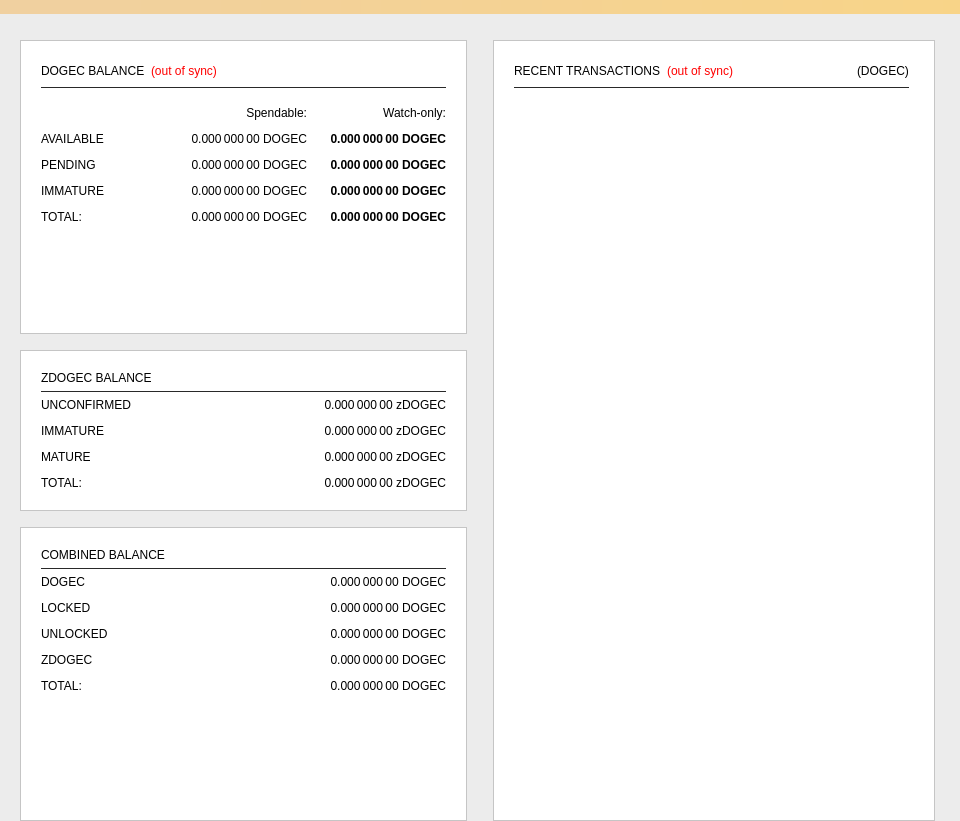
Old version of the form src/qt/forms/overviewpage.ui in the repository dogecash/dogecash-oldchain.
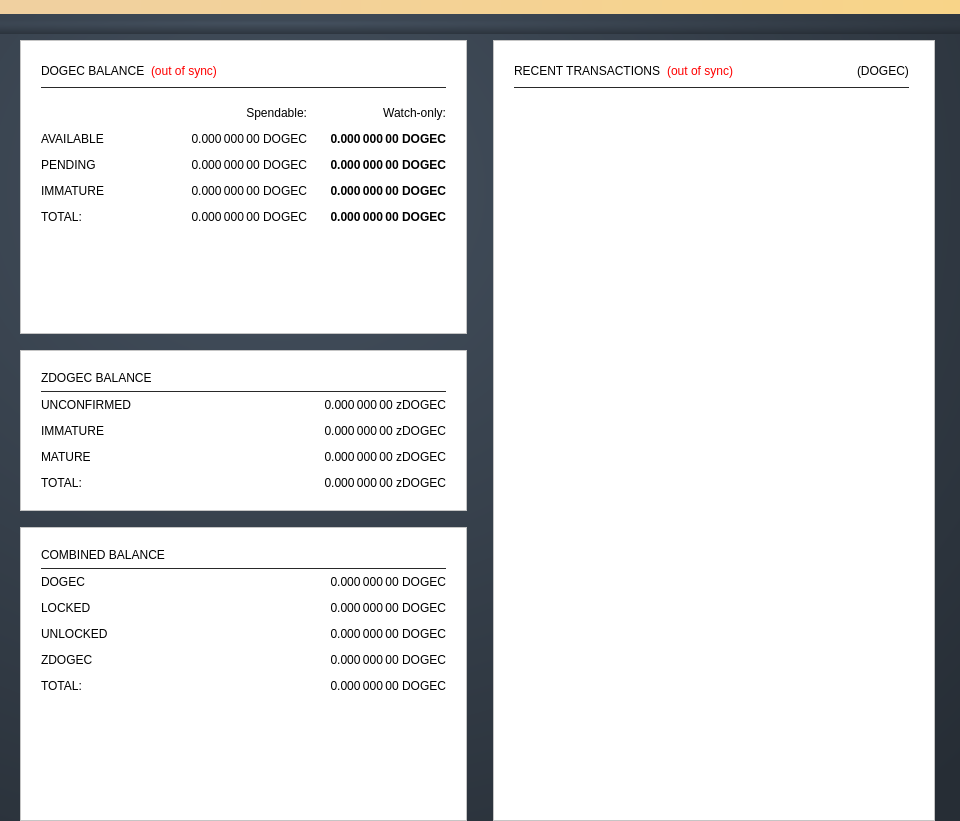
New version of the form. Icons and pictures are not drawn.

Patch:
```diff
--- a/src/qt/forms/overviewpage.ui
+++ b/src/qt/forms/overviewpage.ui
@@ -20,7 +20,9 @@
    <string>Form</string>
   </property>
   <property name="styleSheet">
-   <string notr="true">background-color: #ececec;</string>
+   <string notr="true">background-color: #ececec;
+background-color: qradialgradient(spread:pad, cx:0.29, cy:0.23, radius:1, fx:0.29, fy:0.23,  stop:0 #44505e, stop:1#262d35);
+</string>
   </property>
   <layout class="QVBoxLayout" name="topLayout">
    <property name="leftMargin">
```
Left out of the diff: 2 changed lines with no effect on the pictures.
